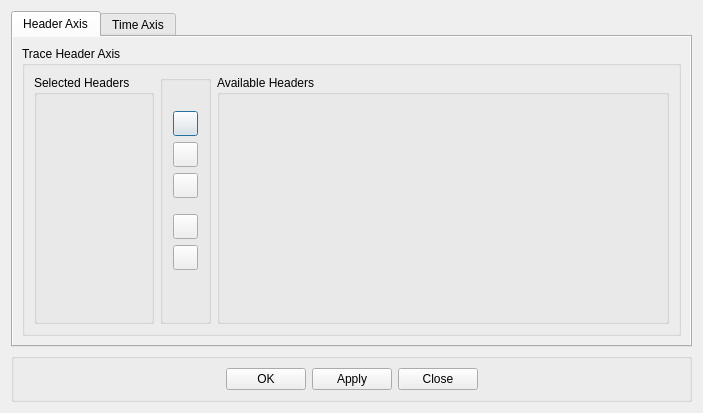
This is SeiSeeMp/axisdialog.ui in tuoyuangui/SeiSee as Qt 5 draws it before an edit. The edited form follows.
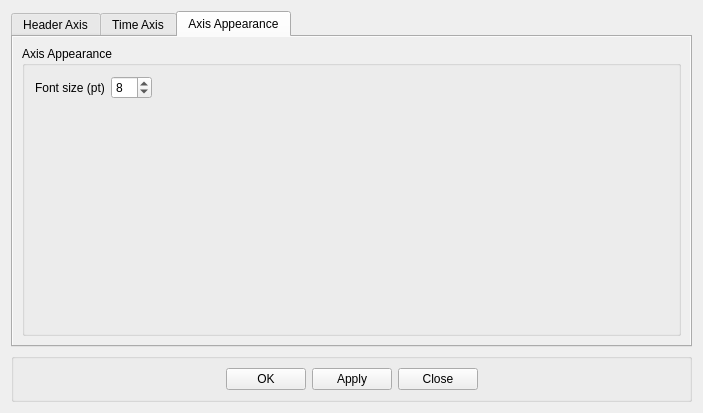
This is the edited form. The open tabs and pages were chosen to show the change. Icons and pictures are not drawn. Custom widgets are drawn as their Qt base class.

Diff of the .ui file:
```diff
--- a/SeiSeeMp/axisdialog.ui
+++ b/SeiSeeMp/axisdialog.ui
@@ -385,6 +385,93 @@
        </item>
       </layout>
      </widget>
+    <widget class="QWidget" name="appearanceTab">
+     <property name="autoFillBackground">
+      <bool>true</bool>
+     </property>
+     <attribute name="title">
+      <string>Axis Appearance</string>
+     </attribute>
+     <layout class="QVBoxLayout" name="appearanceTabLayout">
+      <item>
+       <widget class="QGroupBox" name="appearanceGroupBox">
+        <property name="title">
+         <string>Axis Appearance</string>
+        </property>
+        <layout class="QVBoxLayout" name="appearanceGroupLayout">
+         <property name="spacing">
+          <number>6</number>
+         </property>
+         <property name="leftMargin">
+          <number>10</number>
+         </property>
+         <property name="topMargin">
+          <number>10</number>
+         </property>
+         <property name="rightMargin">
+          <number>10</number>
+         </property>
+         <item>
+          <layout class="QHBoxLayout" name="axisFontSizeLayout">
+           <property name="spacing">
+            <number>6</number>
+           </property>
+           <item>
+            <widget class="QLabel" name="fontSizeLabel">
+            <property name="toolTip">
+              <string>Default: 8</string>
+            </property>
+             <property name="text">
+              <string>Font size (pt)</string>
+             </property>
+            </widget>
+           </item>
+           <item>
+            <widget class="QSpinBox" name="fontSizeSpinBox">
+             <property name="minimum">
+              <number>1</number>
+             </property>
+             <property name="maximum">
+              <number>72</number>
+             </property>
+             <property name="value">
+              <number>8</number>
+             </property>
+            </widget>
+           </item>
+           <item>
+            <spacer name="fontSizeSpacer">
+             <property name="orientation">
+              <enum>Qt::Horizontal</enum>
+             </property>
+             <property name="sizeHint" stdset="0">
+              <size>
+               <width>40</width>
+               <height>20</height>
+              </size>
+             </property>
+            </spacer>
+           </item>
+          </layout>
+         </item>
+         <item>
+          <spacer name="appearanceBottomSpacer">
+           <property name="orientation">
+            <enum>Qt::Vertical</enum>
+           </property>
+           <property name="sizeHint" stdset="0">
+            <size>
+             <width>20</width>
+             <height>40</height>
+            </size>
+           </property>
+          </spacer>
+         </item>
+        </layout>
+       </widget>
+      </item>
+     </layout>
+    </widget>
     </widget>
    </item>
    <item>
```
